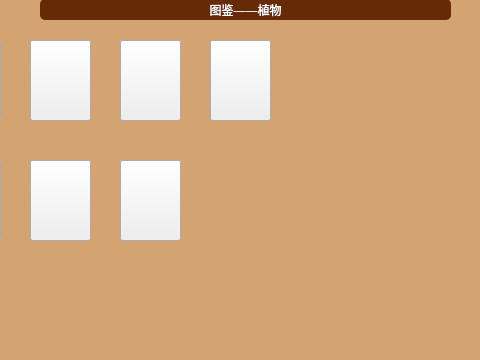
Flechazotao/PVZ, file plants-vs-zombies/introduceplant.ui: the form before one commit; both pictures show x 100 to 580 and y 0 to 360 of the 700 by 460 pixel window.
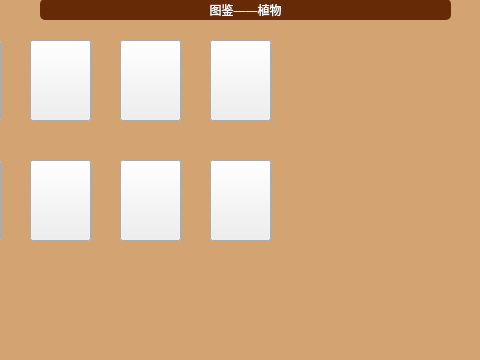
The form after the commit. Icons and pictures are not drawn.

The edit to the form file:
```diff
--- a/plants-vs-zombies/introduceplant.ui
+++ b/plants-vs-zombies/introduceplant.ui
@@ -256,6 +256,22 @@
 }</string>
     </property>
    </widget>
+   <widget class="QPushButton" name="lilypad">
+    <property name="geometry">
+     <rect>
+      <x>310</x>
+      <y>160</y>
+      <width>61</width>
+      <height>81</height>
+     </rect>
+    </property>
+    <property name="styleSheet">
+     <string notr="true">QPushButton#lilypad{
+	border-image:url(:/Picture/Plant_introduce/card_lilypad.png);
+	
+}</string>
+    </property>
+   </widget>
   </widget>
  </widget>
  <resources/>
```
